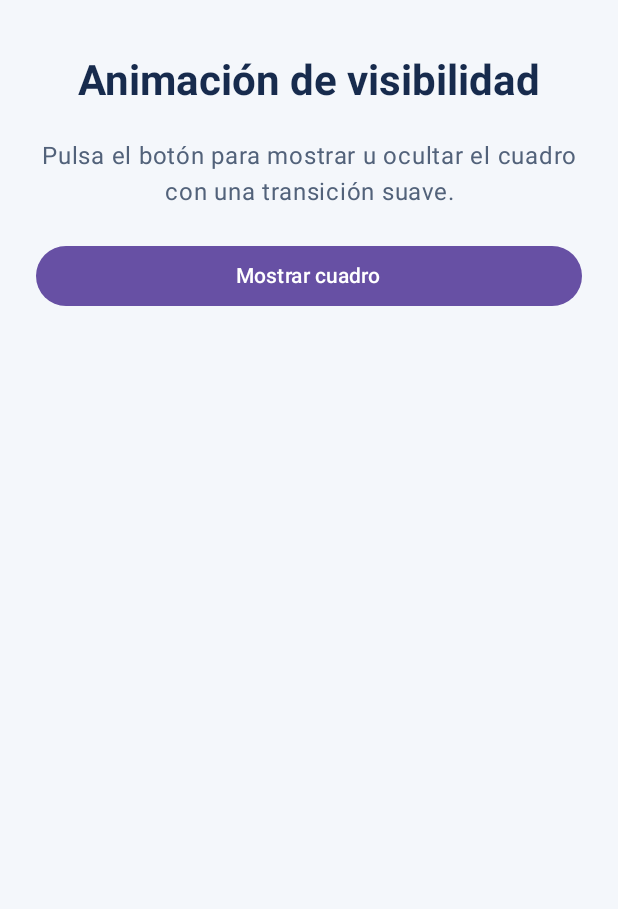
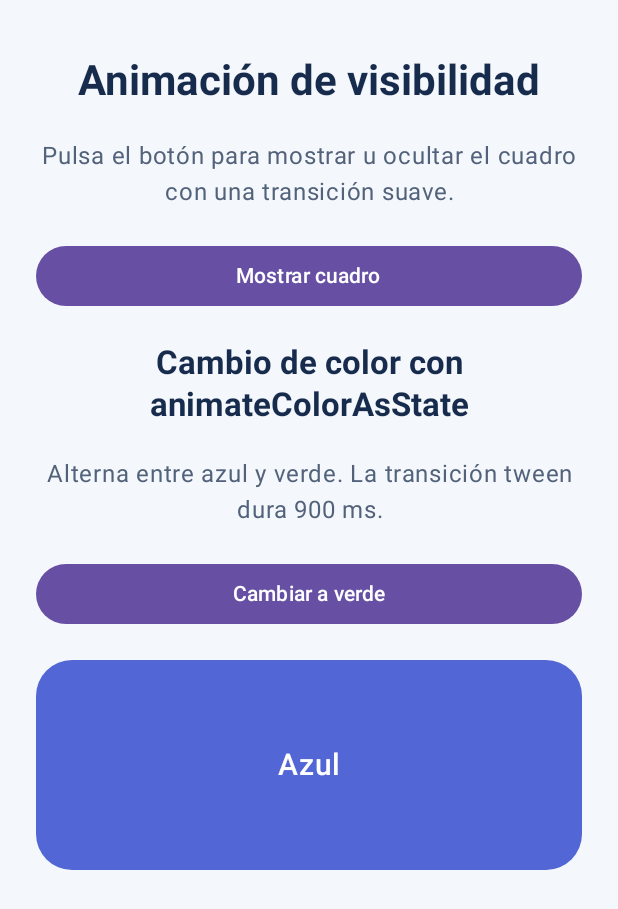
Before and after one commit to DanteDGRTX/LAB-13-ANDROID, an Android app built with Jetpack Compose: the screen it shows after launch (MainActivity), on a phone screen of 412 x 824 dp. Shown: the top 909 px of the screen. Run offline under Robolectric (Android 15) with nearby library versions, the phone set to English and light mode, and no system bars.

Commit message:
Add animated color transition exercise

```diff
--- a/app/src/main/java/com/example/lab13_android/MainActivity.kt
+++ b/app/src/main/java/com/example/lab13_android/MainActivity.kt
@@ -3,6 +3,7 @@ package com.example.lab13_android
 import android.os.Bundle
 import androidx.activity.ComponentActivity
 import androidx.activity.compose.setContent
+import androidx.compose.animation.animateColorAsState
 import androidx.compose.animation.AnimatedVisibility
 import androidx.compose.animation.expandVertically
 import androidx.compose.animation.fadeIn
@@ -17,7 +18,9 @@ import androidx.compose.foundation.layout.fillMaxSize
 import androidx.compose.foundation.layout.fillMaxWidth
 import androidx.compose.foundation.layout.height
 import androidx.compose.foundation.layout.padding
+import androidx.compose.foundation.rememberScrollState
 import androidx.compose.foundation.shape.RoundedCornerShape
+import androidx.compose.foundation.verticalScroll
 import androidx.compose.material3.Button
 import androidx.compose.material3.MaterialTheme
 import androidx.compose.material3.Surface
@@ -55,10 +58,17 @@ class MainActivity : ComponentActivity() {
 @Composable
 private fun VisibilityAnimationExercise() {
     var isBoxVisible by rememberSaveable { mutableStateOf(false) }
+    var isGreen by rememberSaveable { mutableStateOf(false) }
+    val animatedBoxColor by animateColorAsState(
+        targetValue = if (isGreen) Color(0xFF2E9D63) else Color(0xFF5267D5),
+        animationSpec = tween(durationMillis = 900),
+        label = "animatedBoxColor",
+    )
 
     Column(
         modifier = Modifier
             .fillMaxSize()
+            .verticalScroll(rememberScrollState())
             .padding(horizontal = 24.dp, vertical = 36.dp),
         horizontalAlignment = Alignment.CenterHorizontally,
         verticalArrangement = Arrangement.spacedBy(20.dp),
@@ -115,5 +125,42 @@ private fun VisibilityAnimationExercise() {
                 )
             }
         }
+
+        Text(
+            text = "Cambio de color con animateColorAsState",
+            style = MaterialTheme.typography.titleLarge,
+            fontWeight = FontWeight.Bold,
+            color = Color(0xFF172B4D),
+            textAlign = TextAlign.Center,
+        )
+        Text(
+            text = "Alterna entre azul y verde. La transición tween dura 900 ms.",
+            style = MaterialTheme.typography.bodyLarge,
+            color = Color(0xFF52627A),
+            textAlign = TextAlign.Center,
+        )
+        Button(
+            onClick = { isGreen = !isGreen },
+            modifier = Modifier.fillMaxWidth(),
+        ) {
+            Text(if (isGreen) "Cambiar a azul" else "Cambiar a verde")
+        }
+        Box(
+            modifier = Modifier
+                .fillMaxWidth()
+                .height(140.dp)
+                .clip(RoundedCornerShape(24.dp))
+                .background(animatedBoxColor),
+            contentAlignment = Alignment.Center,
+        ) {
+            Text(
+                text = if (isGreen) "Verde" else "Azul",
+                modifier = Modifier.padding(24.dp),
+                color = Color.White,
+                fontSize = 20.sp,
+                fontWeight = FontWeight.SemiBold,
+                textAlign = TextAlign.Center,
+            )
+        }
     }
 }
```
